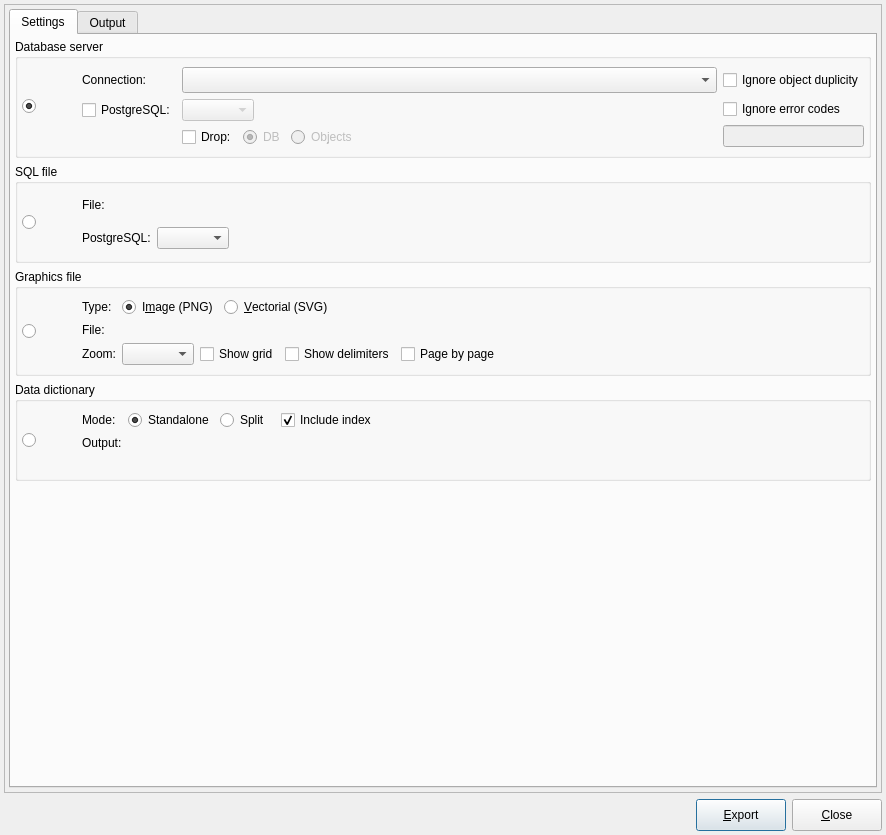
First picture: the form in libs/libgui/ui/tools/modelexportform.ui, repository pgmodeler/pgmodeler, before the edit.
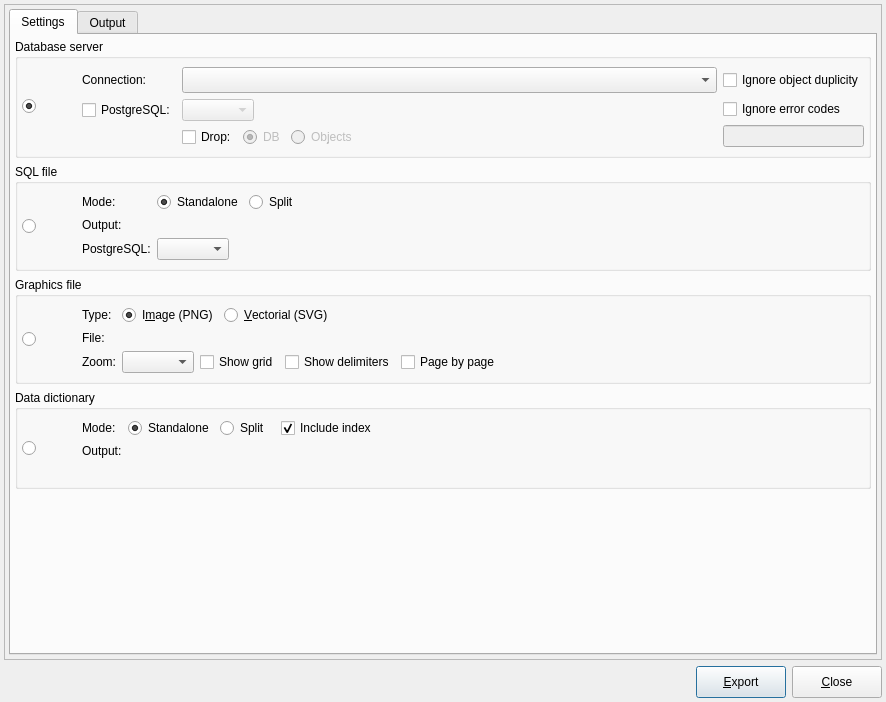
Second picture: the form after the edit. Icons and pictures are not drawn.

Commit message:
Added support for split SQL generation in CLI
Improving the method DatabaseModel::saveSplitSQLDefinition (wip)

Added support for split SQL generation in ModelExportHelper and
ModelExportForm

Patch:
```diff
--- a/libs/libgui/ui/tools/modelexportform.ui
+++ b/libs/libgui/ui/tools/modelexportform.ui
@@ -10,7 +10,7 @@
     <x>0</x>
     <y>0</y>
     <width>886</width>
-    <height>835</height>
+    <height>702</height>
    </rect>
   </property>
   <property name="sizePolicy">
@@ -578,6 +578,12 @@
                  <verstretch>0</verstretch>
                 </sizepolicy>
                </property>
+               <property name="minimumSize">
+                <size>
+                 <width>0</width>
+                 <height>0</height>
+                </size>
+               </property>
                <layout class="QGridLayout" name="export_to_file_grid">
                 <property name="leftMargin">
                  <number>4</number>
@@ -591,29 +597,7 @@
                 <property name="bottomMargin">
                  <number>4</number>
                 </property>
-                <item row="0" column="1">
-                 <widget class="QLabel" name="file_lbl">
-                  <property name="enabled">
-                   <bool>true</bool>
-                  </property>
-                  <property name="sizePolicy">
-                   <sizepolicy hsizetype="Fixed" vsizetype="Fixed">
-                    <horstretch>0</horstretch>
-                    <verstretch>0</verstretch>
-                   </sizepolicy>
-                  </property>
-                  <property name="minimumSize">
-                   <size>
-                    <width>0</width>
-                    <height>0</height>
-                   </size>
-                  </property>
-                  <property name="text">
-                   <string>File:</string>
-                  </property>
-                 </widget>
-                </item>
-                <item row="0" column="0" rowspan="2">
+                <item row="0" column="0" rowspan="3">
                  <widget class="QLabel" name="model_sql_lbl">
                   <property name="enabled">
                    <bool>true</bool>
@@ -647,7 +631,78 @@
                   </property>
                  </widget>
                 </item>
-                <item row="1" column="2">
+                <item row="0" column="1">
+                 <widget class="QLabel" name="mode_lbl">
+                  <property name="enabled">
+                   <bool>true</bool>
+                  </property>
+                  <property name="sizePolicy">
+                   <sizepolicy hsizetype="Fixed" vsizetype="Fixed">
+                    <horstretch>0</horstretch>
+                    <verstretch>0</verstretch>
+                   </sizepolicy>
+                  </property>
+                  <property name="minimumSize">
+                   <size>
+                    <width>0</width>
+                    <height>0</height>
+                   </size>
+                  </property>
+                  <property name="statusTip">
+                   <string/>
+                  </property>
+                  <property name="text">
+                   <string>Mode:</string>
+                  </property>
+                 </widget>
+                </item>
+                <item row="1" column="1">
+                 <widget class="QLabel" name="output_lbl">
+                  <property name="enabled">
+                   <bool>true</bool>
+                  </property>
+                  <property name="sizePolicy">
+                   <sizepolicy hsizetype="Fixed" vsizetype="Fixed">
+                    <horstretch>0</horstretch>
+                    <verstretch>0</verstretch>
+                   </sizepolicy>
+                  </property>
+                  <property name="minimumSize">
+                   <size>
+                    <width>0</width>
+                    <height>0</height>
+                   </size>
+                  </property>
+                  <property name="text">
+                   <string>Output:</string>
+                  </property>
+                 </widget>
+                </item>
+                <item row="2" column="1">
+                 <widget class="QLabel" name="pgsql_lbl">
+                  <property name="sizePolicy">
+                   <sizepolicy hsizetype="Fixed" vsizetype="Fixed">
+                    <horstretch>0</horstretch>
+                    <verstretch>0</verstretch>
+                   </sizepolicy>
+                  </property>
+                  <property name="minimumSize">
+                   <size>
+                    <width>0</width>
+                    <height>0</height>
+                   </size>
+                  </property>
+                  <property name="font">
+                   <font>
+                    <italic>false</italic>
+                   </font>
+                  </property>
+                  <property name="text">
+                   <string>PostgreSQL:</string>
+                  </property>
+                 </widget>
+                </item>
+                <item row="2" column="2">
                  <layout class="QHBoxLayout" name="horizontalLayout_5">
                   <item>
                    <widget class="QComboBox" name="pgsqlvers_cmb">
@@ -689,29 +744,50 @@
                   </item>
                  </layout>
                 </item>
-                <item row="1" column="1">
-                 <widget class="QLabel" name="pgsql_lbl">
-                  <property name="sizePolicy">
-                   <sizepolicy hsizetype="Fixed" vsizetype="Fixed">
-                    <horstretch>0</horstretch>
-                    <verstretch>0</verstretch>
-                   </sizepolicy>
-                  </property>
-                  <property name="minimumSize">
-                   <size>
-                    <width>0</width>
-                    <height>0</height>
-                   </size>
-                  </property>
-                  <property name="font">
-                   <font>
-                    <italic>false</italic>
-                   </font>
-                  </property>
-                  <property name="text">
-                   <string>PostgreSQL:</string>
-                  </property>
-                 </widget>
+                <item row="0" column="2">
+                 <layout class="QHBoxLayout" name="horizontalLayout">
+                  <item>
+                   <widget class="QRadioButton" name="sql_standalone_rb">
+                    <property name="sizePolicy">
+                     <sizepolicy hsizetype="Fixed" vsizetype="Fixed">
+                      <horstretch>0</horstretch>
+                      <verstretch>0</verstretch>
+                     </sizepolicy>
+                    </property>
+                    <property name="toolTip">
+                     <string>&lt;strong&gt;Standalone:&lt;/strong&gt; pgModeler will generate a single HTML file containing the data dictionaries of all tables in the database model. </string>
+                    </property>
+                    <property name="statusTip">
+                     <string/>
+                    </property>
+                    <property name="text">
+                     <string>Standalone</string>
+                    </property>
+                    <property name="checked">
+                     <bool>true</bool>
+                    </property>
+                   </widget>
+                  </item>
+                  <item>
+                   <widget class="QRadioButton" name="sql_split_rb">
+                    <property name="sizePolicy">
+                     <sizepolicy hsizetype="Expanding" vsizetype="Fixed">
+                      <horstretch>0</horstretch>
+                      <verstretch>0</verstretch>
+                     </sizepolicy>
+                    </property>
+                    <property name="toolTip">
+                     <string>&lt;strong&gt;Split:&lt;/strong&gt; the data dictionaries are generated in separated files inside the selected directory. In this mode the files are named &lt;em&gt;schema.table.html&lt;/em&gt;.</string>
+                    </property>
+                    <property name="statusTip">
+                     <string/>
+                    </property>
+                    <property name="text">
+                     <string>Split</string>
+                    </property>
+                   </widget>
+                  </item>
+                 </layout>
                 </item>
                </layout>
               </widget>
@@ -743,6 +819,25 @@
              <property name="bottomMargin">
               <number>4</number>
              </property>
+             <item row="0" column="0" rowspan="2">
+              <widget class="QRadioButton" name="export_to_img_rb">
+               <property name="sizePolicy">
+                <sizepolicy hsizetype="Fixed" vsizetype="Expanding">
+                 <horstretch>0</horstretch>
+                 <verstretch>0</verstretch>
+                </sizepolicy>
+               </property>
+               <property name="text">
+                <string/>
+               </property>
+               <property name="checked">
+                <bool>false</bool>
+               </property>
+               <property name="autoExclusive">
+                <bool>false</bool>
+               </property>
+              </widget>
+             </item>
              <item row="0" column="2" rowspan="2">
               <widget class="QWidget" name="export_to_img_wgt" native="true">
                <property name="enabled">
@@ -1024,25 +1119,6 @@
                </layout>
               </widget>
              </item>
-             <item row="0" column="0" rowspan="2">
-              <widget class="QRadioButton" name="export_to_img_rb">
-               <property name="sizePolicy">
-                <sizepolicy hsizetype="Fixed" vsizetype="Expanding">
-                 <horstretch>0</horstretch>
-                 <verstretch>0</verstretch>
-                </sizepolicy>
-               </property>
-               <property name="text">
-                <string/>
-               </property>
-               <property name="checked">
-                <bool>false</bool>
-               </property>
-               <property name="autoExclusive">
-                <bool>false</bool>
-               </property>
-              </widget>
-             </item>
             </layout>
            </widget>
           </item>
@@ -1070,6 +1146,25 @@
              <property name="bottomMargin">
               <number>4</number>
              </property>
+             <item row="0" column="0" rowspan="2">
+              <widget class="QRadioButton" name="export_to_dict_rb">
+               <property name="sizePolicy">
+                <sizepolicy hsizetype="Fixed" vsizetype="Expanding">
+                 <horstretch>0</horstretch>
+                 <verstretch>0</verstretch>
+                </sizepolicy>
+               </property>
+               <property name="text">
+                <string/>
+               </property>
+               <property name="checked">
+                <bool>false</bool>
+               </property>
+               <property name="autoExclusive">
+                <bool>false</bool>
+               </property>
+              </widget>
+             </item>
              <item row="0" column="2" rowspan="2">
               <widget class="QWidget" name="export_to_dict_wgt" native="true">
                <property name="enabled">
@@ -1100,6 +1195,31 @@
                 <property name="bottomMargin">
                  <number>4</number>
                 </property>
+                <item row="0" column="5">
+                 <widget class="QCheckBox" name="incl_index_chk">
+                  <property name="enabled">
+                   <bool>true</bool>
+                  </property>
+                  <property name="sizePolicy">
+                   <sizepolicy hsizetype="Fixed" vsizetype="Fixed">
+                    <horstretch>0</horstretch>
+                    <verstretch>0</verstretch>
+                   </sizepolicy>
+                  </property>
+                  <property name="toolTip">
+                   <string>pgModeler will generate an index to help navigate through the data dictionary. If splitted mode is set then a separated file named &lt;em&gt;index.html&lt;/em&gt; will be saved into the destination folder.</string>
+                  </property>
+                  <property name="statusTip">
+                   <string/>
+                  </property>
+                  <property name="text">
+                   <string>Include index</string>
+                  </property>
+                  <property name="checked">
+                   <bool>true</bool>
+                  </property>
+                 </widget>
+                </item>
                 <item row="0" column="0" rowspan="3">
                  <layout class="QVBoxLayout" name="verticalLayout_4">
                   <item>
@@ -1138,6 +1258,60 @@
                   </item>
                  </layout>
                 </item>
+                <item row="0" column="6">
+                 <spacer name="horizontalSpacer_5">
+                  <property name="orientation">
+                   <enum>Qt::Horizontal</enum>
+                  </property>
+                  <property name="sizeHint" stdset="0">
+                   <size>
+                    <width>40</width>
+                    <height>20</height>
+                   </size>
+                  </property>
+                 </spacer>
+                </item>
+                <item row="0" column="1">
+                 <widget class="QLabel" name="data_dict_mode_lbl">
+                  <property name="enabled">
+                   <bool>true</bool>
+                  </property>
+                  <property name="sizePolicy">
+                   <sizepolicy hsizetype="Fixed" vsizetype="Fixed">
+                    <horstretch>0</horstretch>
+                    <verstretch>0</verstretch>
+                   </sizepolicy>
+                  </property>
+                  <property name="minimumSize">
+                   <size>
+                    <width>0</width>
+                    <height>0</height>
+                   </size>
+                  </property>
+                  <property name="statusTip">
+                   <string/>
+                  </property>
+                  <property name="text">
+                   <string>Mode:</string>
+                  </property>
+                 </widget>
+                </item>
+                <item row="0" column="2">
+                 <widget class="QRadioButton" name="dict_standalone_rb">
+                  <property name="toolTip">
+                   <string>&lt;strong&gt;Standalone:&lt;/strong&gt; pgModeler will generate a single HTML file containing the data dictionaries of all tables in the database model. </string>
+                  </property>
+                  <property name="statusTip">
+                   <string/>
+                  </property>
+                  <property name="text">
+                   <string>Standalone</string>
+                  </property>
+                  <property name="checked">
+                   <bool>true</bool>
+                  </property>
+                 </widget>
+                </item>
                 <item row="0" column="4">
                  <spacer name="horizontalSpacer_7">
                   <property name="orientation">
@@ -1155,7 +1329,7 @@
                  </spacer>
                 </item>
                 <item row="1" column="1">
-                 <widget class="QLabel" name="image_lbl_4">
+                 <widget class="QLabel" name="data_dict_ouput_lbl">
                   <property name="enabled">
                    <bool>true</bool>
                   </property>
@@ -1177,7 +1351,7 @@
                  </widget>
                 </item>
                 <item row="0" column="3">
-                 <widget class="QRadioButton" name="splitted_rb">
+                 <widget class="QRadioButton" name="dict_split_rb">
                   <property name="sizePolicy">
                    <sizepolicy hsizetype="Preferred" vsizetype="Fixed">
                     <horstretch>0</horstretch>
@@ -1195,107 +1369,9 @@
                   </property>
                  </widget>
                 </item>
-                <item row="0" column="1">
-                 <widget class="QLabel" name="image_lbl_3">
-                  <property name="enabled">
-                   <bool>true</bool>
-                  </property>
-                  <property name="sizePolicy">
-                   <sizepolicy hsizetype="Fixed" vsizetype="Fixed">
-                    <horstretch>0</horstretch>
-                    <verstretch>0</verstretch>
-                   </sizepolicy>
-                  </property>
-                  <property name="minimumSize">
-                   <size>
-                    <width>0</width>
-                    <height>0</height>
-                   </size>
-                  </property>
-                  <property name="statusTip">
-                   <string/>
-                  </property>
-                  <property name="text">
-                   <string>Mode:</string>
-                  </property>
-                 </widget>
-                </item>
-                <item row="0" column="5">
-                 <widget class="QCheckBox" name="incl_index_chk">
-                  <property name="enabled">
-                   <bool>true</bool>
-                  </property>
-                  <property name="sizePolicy">
-                   <sizepolicy hsizetype="Fixed" vsizetype="Fixed">
-                    <horstretch>0</horstretch>
-                    <verstretch>0</verstretch>
-                   </sizepolicy>
-                  </property>
-                  <property name="toolTip">
-                   <string>pgModeler will generate an index to help navigate through the data dictionary. If splitted mode is set then a separated file named &lt;em&gt;index.html&lt;/em&gt; will be saved into the destination folder.</string>
-                  </property>
-                  <property name="statusTip">
-                   <string/>
-                  </property>
-                  <property name="text">
-                   <string>Include index</string>
-                  </property>
-                  <property name="checked">
-                   <bool>true</bool>
-                  </property>
-                 </widget>
-                </item>
-                <item row="0" column="6">
-                 <spacer name="horizontalSpacer_5">
-                  <property name="orientation">
-                   <enum>Qt::Horizontal</enum>
-                  </property>
-                  <property name="sizeHint" stdset="0">
-                   <size>
-                    <width>40</width>
-                    <height>20</height>
-                   </size>
-                  </property>
-                 </spacer>
-                </item>
-                <item row="0" column="2">
-                 <widget class="QRadioButton" name="standalone_rb">
-                  <property name="toolTip">
-                   <string>&lt;strong&gt;Standalone:&lt;/strong&gt; pgModeler will generate a single HTML file containing the data dictionaries of all tables in the database model. </string>
-                  </property>
-                  <property name="statusTip">
-                   <string/>
-                  </property>
-                  <property name="text">
-                   <string>Standalone</string>
-                  </property>
-                  <property name="checked">
-                   <bool>true</bool>
-                  </property>
-                 </widget>
-                </item>
                </layout>
               </widget>
              </item>
-             <item row="0" column="0" rowspan="2">
-              <widget class="QRadioButton" name="export_to_dict_rb">
-               <property name="sizePolicy">
-                <sizepolicy hsizetype="Fixed" vsizetype="Expanding">
-                 <horstretch>0</horstretch>
-                 <verstretch>0</verstretch>
-                </sizepolicy>
-               </property>
-               <property name="text">
-                <string/>
-               </property>
-               <property name="checked">
-                <bool>false</bool>
-               </property>
-               <property name="autoExclusive">
-                <bool>false</bool>
-               </property>
-              </widget>
-             </item>
             </layout>
            </widget>
           </item>
```
The commit also changes 7 other files.
